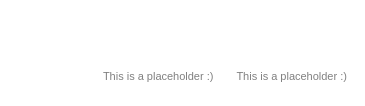
Above: qml/ui/room.ui from Nordgedanken/Morpheusv2 before the change. Below: the same form after it.
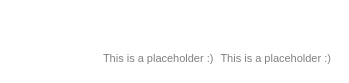
That is the form after the change. Icons and pictures are not drawn.

```diff
--- a/qml/ui/room.ui
+++ b/qml/ui/room.ui
@@ -6,8 +6,8 @@
    <rect>
     <x>0</x>
     <y>0</y>
-    <width>365</width>
-    <height>106</height>
+    <width>341</width>
+    <height>83</height>
    </rect>
   </property>
   <property name="mouseTracking">
```
